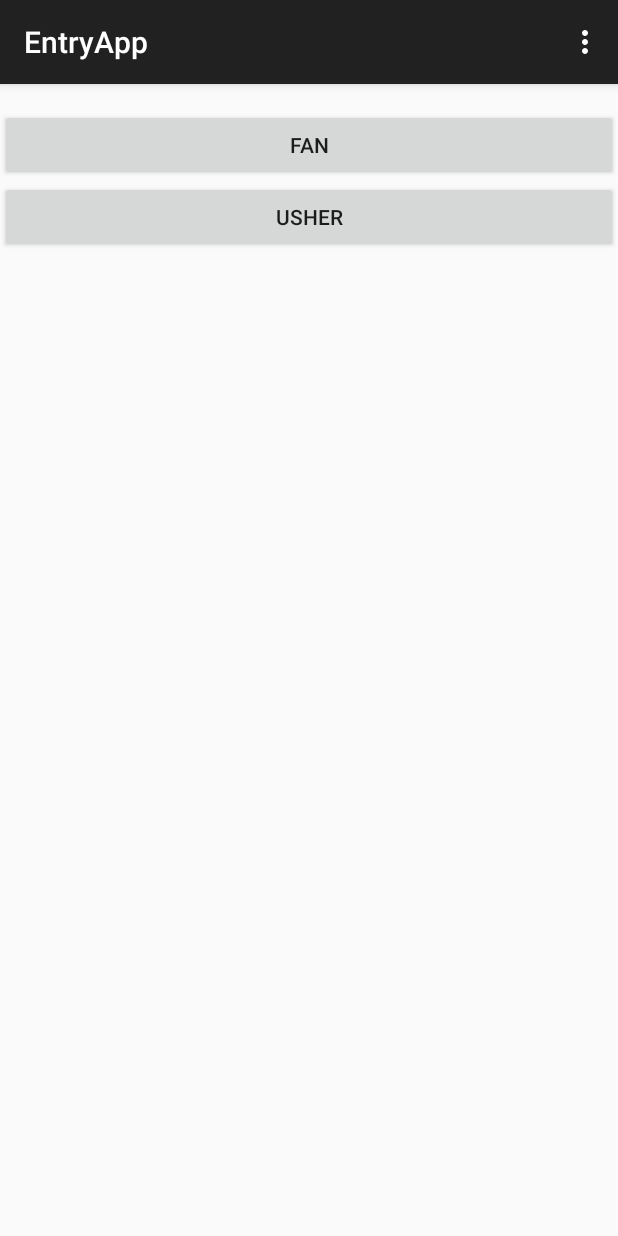
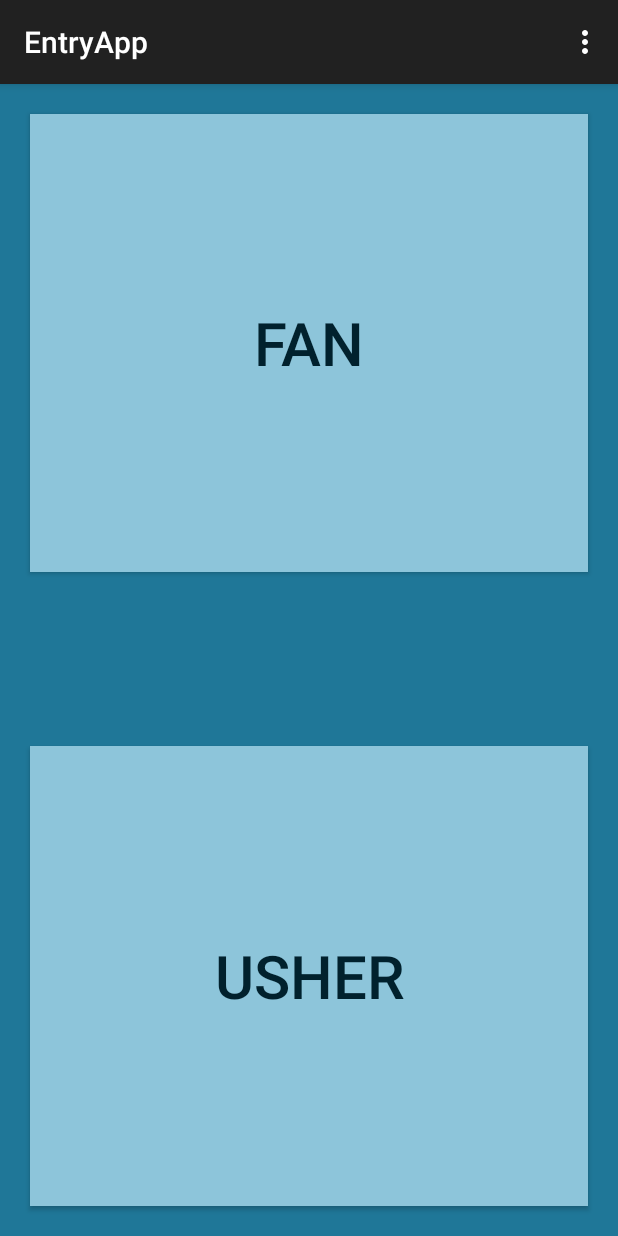
Before and after one commit to Rbdall/EntryApp, an Android app: the screen it shows after launch (MyActivity), on a phone screen of 412 x 824 dp. Run offline under Robolectric (Android 15) with nearby library versions, the phone set to English and light mode, and no system bars.

Commit message:
Changed color scheme and made main menu's buttons larger

```diff
--- a/EntryApp/app/src/main/AndroidManifest.xml
+++ b/EntryApp/app/src/main/AndroidManifest.xml
@@ -27,7 +27,9 @@
         </activity>
         <activity
             android:name=".TicketList"
-            android:label="@string/title_activity_ticket_list" >
+            android:label="@string/title_activity_ticket_list"
+            android:theme="@style/ListFont" >
+
         </activity>
         <activity
             android:name=".FanSelectedTicket"
--- a/EntryApp/app/src/main/res/layout/activity_fan_selected_ticket.xml
+++ b/EntryApp/app/src/main/res/layout/activity_fan_selected_ticket.xml
@@ -17,7 +17,8 @@
         android:layout_alignParentLeft="true"
         android:layout_alignParentStart="true"
         android:layout_alignParentRight="true"
-        android:layout_alignParentEnd="true" />
+        android:layout_alignParentEnd="true"
+        android:textColor="@color/light_text_color" />
 
     <Switch
         android:layout_width="wrap_content"
@@ -27,7 +28,8 @@
         android:layout_alignParentBottom="true"
         android:layout_centerHorizontal="true"
         android:layout_marginBottom="50dp"
-        android:checked="false" />
+        android:checked="false"
+        android:textColor="#ffbbe3f2" />
 
     <ProgressBar
         android:layout_width="wrap_content"
--- a/EntryApp/app/src/main/res/layout/activity_my.xml
+++ b/EntryApp/app/src/main/res/layout/activity_my.xml
@@ -8,15 +8,30 @@
     <Button
         android:id="@+id/fanMainButton"
         android:layout_width="fill_parent"
-        android:layout_height="wrap_content"
-        android:layout_marginTop="25px"
+        android:layout_height="0dp"
         android:text="FAN"
-        android:onClick="fanPress"/>
+        android:onClick="fanPress"
+        android:layout_weight="4"
+        android:layout_margin="20dp"
+        android:textSize="40dp"
+        android:background="#8DC5DA"
+        android:textColor="#01212D" />
+    <Button
+        android:layout_width="fill_parent"
+        android:layout_height="0dp"
+        android:layout_weight="1"
+        android:visibility="invisible" />
     <Button
         android:id="@+id/usherMainButton"
         android:layout_width="fill_parent"
-        android:layout_height="wrap_content"
+        android:layout_height="0dp"
         android:text="USHER"
-        android:onClick="usherPress"/>
+        android:onClick="usherPress"
+        android:visibility="visible"
+        android:layout_weight="4"
+        android:layout_margin="20dp"
+        android:textSize="40dp"
+        android:background="#8DC5DA"
+        android:textColor="#01212D" />
 
 </LinearLayout>
--- a/EntryApp/app/src/main/res/layout/activity_ticket_list.xml
+++ b/EntryApp/app/src/main/res/layout/activity_ticket_list.xml
@@ -12,5 +12,7 @@
         android:id="@+id/listView"
         android:layout_alignParentTop="true"
         android:layout_alignParentLeft="true"
-        android:layout_alignParentStart="true" />
+        android:layout_alignParentStart="true"
+        android:divider="#ffffff"
+        android:dividerHeight="1dp" />
 </RelativeLayout>
--- a/EntryApp/app/src/main/res/layout/activity_usher_color_screen.xml
+++ b/EntryApp/app/src/main/res/layout/activity_usher_color_screen.xml
@@ -106,7 +106,8 @@
         android:id="@+id/ScanSwitch"
         android:checked="false"
         android:layout_above="@+id/progressBar2"
-        android:layout_centerHorizontal="true" />
+        android:layout_centerHorizontal="true"
+        android:textColor="#ffbbe3f2" />
 
     <Button
         android:layout_width="wrap_content"
--- a/EntryApp/app/src/main/res/values/styles.xml
+++ b/EntryApp/app/src/main/res/values/styles.xml
@@ -3,6 +3,12 @@
     <!-- Base application theme. -->
     <style name="AppTheme" parent="Base.Theme.AppCompat.Light.DarkActionBar">
         <!-- Customize your theme here. -->
+        <item name="android:windowBackground">@color/background</item>
+    </style>
+
+    <style name="ListFont" parent="Base.Theme.AppCompat.Light.DarkActionBar">
+        <item name="android:textColor">@color/light_text_color</item>
+        <item name="android:windowBackground">@color/background</item>
     </style>
 
 </resources>
```
Also changed, not shown: EntryApp/app/src/main/res/values/color.xml (added, +22 -0 lines).
